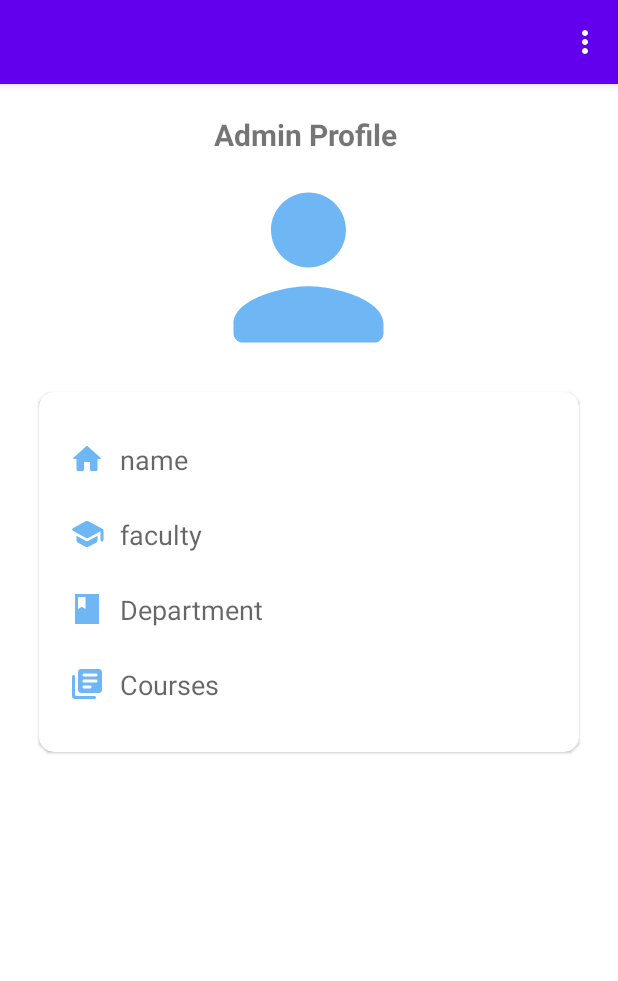
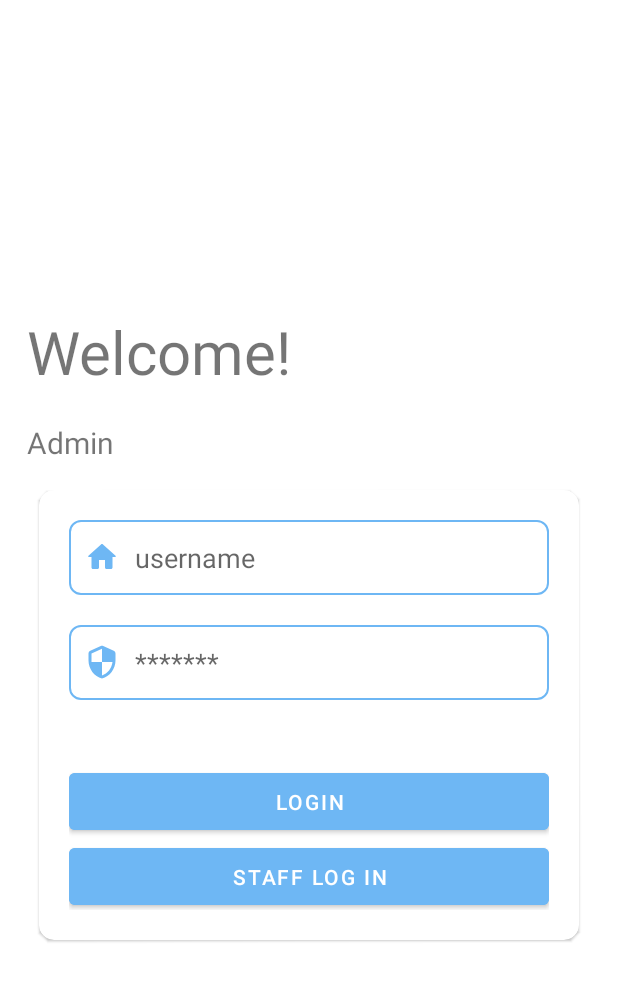
Before and after one commit to amrahsali/Attendance, an Android app: the screen it shows after launch (MainActivity before the commit, Login after it), on a phone screen of 412 x 824 dp. Shown: the top 981 px of the screen. Run offline under Robolectric (Android 15) with nearby library versions, the phone set to English and light mode, and no system bars; our stand-ins replace Firebase (no records; nobody signed in at launch, a user with empty details on screens opened directly).

Commit message:
login successfully working

```diff
--- a/app/build.gradle
+++ b/app/build.gradle
@@ -30,7 +30,7 @@ android {
 }
 
 dependencies {
-    implementation 'com.google.android.material:material:1.3.0-alpha03'
+   // implementation 'com.google.android.material:material:1.3.0-alpha03'
     implementation 'androidx.appcompat:appcompat:1.6.1'
     implementation 'com.google.android.material:material:1.8.0'
     implementation 'androidx.constraintlayout:constraintlayout:2.1.4'
--- a/app/src/main/java/com/example/attendance/Login.java
+++ b/app/src/main/java/com/example/attendance/Login.java
@@ -1,14 +1,99 @@
 package com.example.attendance;
 
+import androidx.annotation.NonNull;
 import androidx.appcompat.app.AppCompatActivity;
 
+import android.content.Intent;
 import android.os.Bundle;
+import android.text.TextUtils;
+import android.view.View;
+import android.widget.Button;
+import android.widget.EditText;
+import android.widget.ProgressBar;
+import android.widget.Toast;
+
+import com.google.android.gms.tasks.OnCompleteListener;
+import com.google.android.gms.tasks.Task;
+import com.google.firebase.auth.AuthResult;
+import com.google.firebase.auth.FirebaseAuth;
+import com.google.firebase.auth.FirebaseUser;
 
 public class Login extends AppCompatActivity {
+
+    Button button;
+    private EditText userNameEdt, passwordEdt;
+    private FirebaseAuth mAuth;
+    private ProgressBar loadingPB;
+
+
 
     @Override
     protected void onCreate(Bundle savedInstanceState) {
         super.onCreate(savedInstanceState);
         setContentView(R.layout.activity_login);
+
+
+        // initializing all our variables.
+        userNameEdt = findViewById(R.id.username);
+        passwordEdt = findViewById(R.id.password);
+        // newUserTV = findViewById(R.id.idTVNewUser);
+        mAuth = FirebaseAuth.getInstance();
+        loadingPB = findViewById(R.id.idPBLoading);
+        button = findViewById(R.id.loginbtn);
+
+
+        button.setOnClickListener(new View.OnClickListener() {
+            @Override
+            public void onClick(View v) {
+                // hiding our progress bar.
+                loadingPB.setVisibility(View.VISIBLE);
+                // getting data from our edit text on below line.
+                String email = userNameEdt.getText().toString();
+                String password = passwordEdt.getText().toString();
+                // on below line validating the text input.
+                if (TextUtils.isEmpty(email) && TextUtils.isEmpty(password)) {
+                    Toast.makeText(Login.this, "Please enter your credentials..", Toast.LENGTH_SHORT);
+                    return;
+                }
+                // on below line we are calling a sign in method and passing email and password to it.
+                mAuth.signInWithEmailAndPassword(email, password).addOnCompleteListener(new OnCompleteListener<AuthResult>() {
+                    @Override
+                    public void onComplete(@NonNull Task<AuthResult> task) {
+                        // on below line we are checking if the task is success or not.
+                        if (task.isSuccessful()) {
+                            // on below line we are hiding our progress bar.
+                            loadingPB.setVisibility(View.GONE);
+                            Toast.makeText(Login.this, "Login Successful..", Toast.LENGTH_SHORT).show();
+                            // on below line we are opening our mainactivity.
+                            Intent i = new Intent(Login.this, MainActivity.class);
+                            startActivity(i);
+                          finish();
+                        } else {
+                            // hiding our progress bar and displaying a toast message.
+                            loadingPB.setVisibility(View.GONE);
+                            Toast.makeText(Login.this, "Please enter valid user credentials..", Toast.LENGTH_SHORT).show();
+                        }
+                    }
+                });
+
+            }
+        });
+
     }
+
+    @Override
+    public void onStart() {
+        super.onStart();
+        // in on start method checking if
+        // the user is already sign in.
+        FirebaseUser user = mAuth.getCurrentUser();
+        if (user != null) {
+            // if the user is not null then we are
+            // opening a main activity on below line.
+            Intent i = new Intent(Login.this, MainActivity.class);
+            finish();
+        }
+    }
+
+//amrah@gmail.com password amrahsali12
 }
--- /dev/null
+++ b/app/src/main/res/drawable/progress_back.xml
@@ -0,0 +1,31 @@
+<?xml version="1.0" encoding="utf-8"?>
+<rotate xmlns:android="http://schemas.android.com/apk/res/android"
+    android:fromDegrees="0"
+    android:pivotX="50%"
+    android:pivotY="50%"
+    android:toDegrees="360">
+
+    <!--shape tag is used to
+        build a shape in XML-->
+    <shape
+        android:innerRadiusRatio="3"
+        android:shape="ring"
+        android:thicknessRatio="8"
+        android:useLevel="false">
+
+        <!--set the size of the shape-->
+        <size
+            android:width="76dip"
+            android:height="76dip" />
+
+        <!--set the color gradients
+            of the shape-->
+        <gradient
+            android:angle="0"
+            android:endColor="#00ffffff"
+            android:startColor="@color/purple_200"
+            android:type="sweep"
+            android:useLevel="false" />
+    </shape>
+
+</rotate>
--- a/app/src/main/res/layout/activity_login.xml
+++ b/app/src/main/res/layout/activity_login.xml
@@ -4,16 +4,16 @@
     xmlns:tools="http://schemas.android.com/tools"
     android:layout_width="match_parent"
     android:layout_height="match_parent"
+    android:gravity="center"
     android:orientation="vertical"
     tools:context=".Login">
 
     <LinearLayout
-        android:paddingStart="5dp"
+        android:paddingStart="8dp"
         android:layout_width="match_parent"
         android:layout_height="wrap_content"
         android:orientation="vertical">
         <TextView
-
             android:padding="10dp"
             android:layout_width="wrap_content"
             android:layout_height="wrap_content"
@@ -33,8 +33,9 @@
 
     </LinearLayout>
     <com.google.android.material.card.MaterialCardView
+        android:padding="8dp"
         android:layout_width="360dp"
-        android:layout_height="400dp"
+        android:layout_height="300dp"
         android:elevation="6dp"
         android:layout_gravity="center"
         android:layout_marginTop="8dp"
@@ -118,8 +119,18 @@
             </LinearLayout>
 
         </LinearLayout>
-
+        <ProgressBar
+            android:id="@+id/idPBLoading"
+            android:layout_width="wrap_content"
+            android:layout_height="wrap_content"
+            android:layout_centerHorizontal="true"
+            android:layout_marginTop="10dp"
+            android:indeterminate="true"
+            android:indeterminateDrawable="@drawable/progress_back"
+            android:visibility="gone" />
     </com.google.android.material.card.MaterialCardView>
 
 
+
+
 </LinearLayout>
--- a/app/src/main/res/layout/activity_main.xml
+++ b/app/src/main/res/layout/activity_main.xml
@@ -6,6 +6,7 @@
     android:layout_height="match_parent"
     android:id="@+id/drawer_layout"
     tools:openDrawer="start"
+    tools:ignore="HardcodedText"
     tools:context=".MainActivity">
 
 
@@ -134,7 +135,6 @@
         android:layout_width="wrap_content"
         android:layout_height="match_parent"
         android:layout_gravity="start"
-        android:fitsSystemWindows="true"
         app:menu="@menu/nav_menu" />
 
 
--- a/app/src/main/res/values/themes.xml
+++ b/app/src/main/res/values/themes.xml
@@ -1,6 +1,6 @@
 <resources xmlns:tools="http://schemas.android.com/tools">
     <!-- Base application theme. -->
-    <style name="Theme.Attendance" parent="Theme.MaterialComponents.DayNight.DarkActionBar">
+    <style name="Theme.Attendance" parent="Theme.MaterialComponents.DayNight.NoActionBar">
         <!-- Primary brand color. -->
         <item name="colorPrimary">@color/purple_500</item>
         <item name="colorPrimaryVariant">@color/purple_700</item>
```
Also changed, not shown: app/src/main/AndroidManifest.xml (+3 -9 lines), app/src/main/java/com/example/attendance/MainActivity.java (+31 -40 lines).
